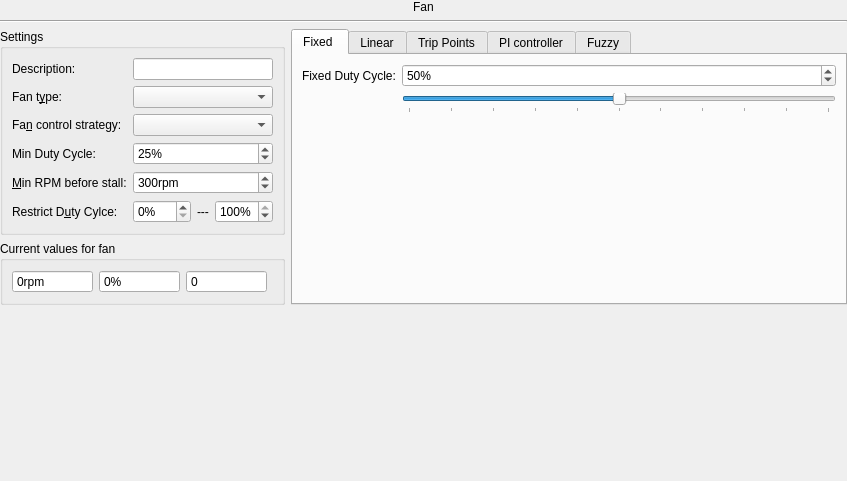
First picture: the form in ui/widget_fan_form.ui, repository anorak-47/usb_led_fan_controller, before the edit.
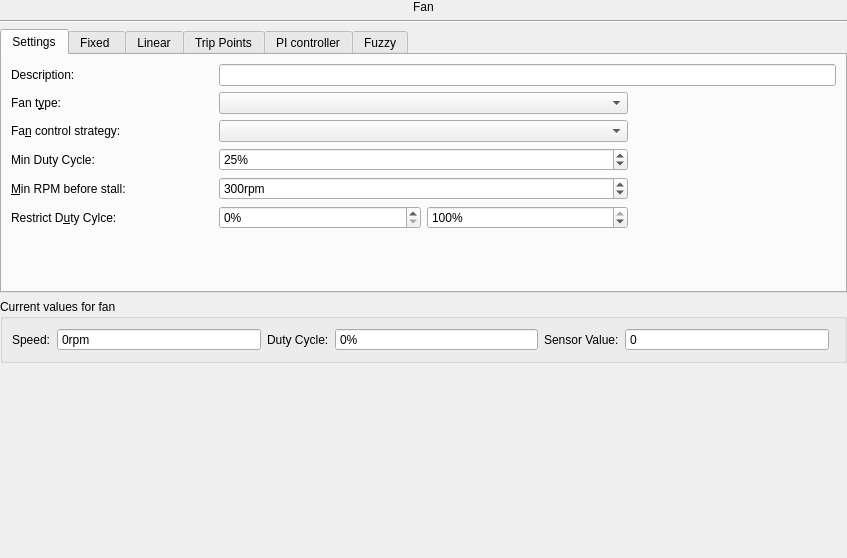
Second picture: the form after the edit. Custom widgets are drawn as their Qt base class.

Diff of the .ui file:
```diff
--- a/ui/widget_fan_form.ui
+++ b/ui/widget_fan_form.ui
@@ -7,202 +7,55 @@
     <x>0</x>
     <y>0</y>
     <width>847</width>
-    <height>481</height>
+    <height>558</height>
    </rect>
   </property>
   <property name="windowTitle">
    <string>Form</string>
   </property>
-  <layout class="QGridLayout" name="gridLayout_9">
-   <property name="leftMargin">
-    <number>0</number>
-   </property>
-   <property name="topMargin">
-    <number>0</number>
-   </property>
-   <property name="rightMargin">
-    <number>0</number>
-   </property>
-   <property name="bottomMargin">
-    <number>0</number>
-   </property>
-   <item row="0" column="0" colspan="2">
-    <widget class="QLabel" name="lTitle">
-     <property name="text">
-      <string>Fan</string>
-     </property>
-     <property name="alignment">
-      <set>Qt::AlignCenter</set>
-     </property>
-    </widget>
-   </item>
-   <item row="3" column="0">
-    <widget class="QGroupBox" name="gbFanValues">
-     <property name="sizePolicy">
-      <sizepolicy hsizetype="Preferred" vsizetype="Preferred">
-       <horstretch>0</horstretch>
-       <verstretch>1</verstretch>
-      </sizepolicy>
-     </property>
-     <property name="title">
-      <string>Current values for fan</string>
-     </property>
-     <layout class="QGridLayout" name="gridLayout_7">
-      <item row="0" column="1">
-       <widget class="QSpinBox" name="spValueDuty">
-        <property name="sizePolicy">
-         <sizepolicy hsizetype="Minimum" vsizetype="Fixed">
-          <horstretch>2</horstretch>
-          <verstretch>0</verstretch>
-         </sizepolicy>
-        </property>
-        <property name="readOnly">
-         <bool>true</bool>
-        </property>
-        <property name="buttonSymbols">
-         <enum>QAbstractSpinBox::NoButtons</enum>
-        </property>
-        <property name="suffix">
-         <string>%</string>
-        </property>
-        <property name="maximum">
-         <number>100</number>
-        </property>
-       </widget>
-      </item>
-      <item row="0" column="0">
-       <widget class="QSpinBox" name="spValueRpm">
-        <property name="sizePolicy">
-         <sizepolicy hsizetype="Minimum" vsizetype="Fixed">
-          <horstretch>2</horstretch>
-          <verstretch>0</verstretch>
-         </sizepolicy>
-        </property>
-        <property name="readOnly">
-         <bool>true</bool>
-        </property>
-        <property name="buttonSymbols">
-         <enum>QAbstractSpinBox::NoButtons</enum>
-        </property>
-        <property name="suffix">
-         <string>rpm</string>
-        </property>
-        <property name="maximum">
-         <number>30000</number>
-        </property>
-       </widget>
-      </item>
-      <item row="0" column="2">
-       <widget class="QSpinBox" name="spValueSensor">
-        <property name="sizePolicy">
-         <sizepolicy hsizetype="Minimum" vsizetype="Fixed">
-          <horstretch>2</horstretch>
-          <verstretch>0</verstretch>
-         </sizepolicy>
-        </property>
-        <property name="readOnly">
-         <bool>true</bool>
-        </property>
-        <property name="buttonSymbols">
-         <enum>QAbstractSpinBox::NoButtons</enum>
-        </property>
-       </widget>
-      </item>
-      <item row="0" column="3">
-       <widget class="FanStalledWidget" name="statusFanStalled">
-        <property name="toolTip">
-         <string>FanStalledWidget</string>
-        </property>
-        <property name="whatsThis">
-         <string>FanStalledWidget.</string>
-        </property>
-        <property name="fanName">
-         <string>Stalled</string>
-        </property>
-        <property name="fanStalled" stdset="0">
-         <bool>false</bool>
-        </property>
-       </widget>
-      </item>
-     </layout>
-    </widget>
-   </item>
-   <item row="2" column="0">
-    <widget class="QGroupBox" name="gbFan">
-     <property name="sizePolicy">
-      <sizepolicy hsizetype="Preferred" vsizetype="Preferred">
-       <horstretch>0</horstretch>
-       <verstretch>6</verstretch>
-      </sizepolicy>
-     </property>
-     <property name="title">
-      <string>Settings</string>
-     </property>
      <layout class="QGridLayout" name="gridLayout_6">
-      <item row="0" column="2" colspan="3">
-       <widget class="QLineEdit" name="leDescription">
-        <property name="maxLength">
-         <number>256</number>
-        </property>
-       </widget>
-      </item>
-      <item row="7" column="1">
+   <property name="leftMargin">
+    <number>0</number>
+   </property>
+   <property name="topMargin">
+    <number>0</number>
+   </property>
+   <property name="rightMargin">
+    <number>0</number>
+   </property>
+   <property name="bottomMargin">
+    <number>0</number>
+   </property>
+   <item row="2" column="0" rowspan="2" colspan="2">
+    <widget class="QTabWidget" name="tabWidget">
+     <property name="sizePolicy">
+      <sizepolicy hsizetype="Expanding" vsizetype="Expanding">
+       <horstretch>10</horstretch>
+       <verstretch>1</verstretch>
+      </sizepolicy>
+     </property>
+     <property name="currentIndex">
+      <number>0</number>
+     </property>
+     <widget class="QWidget" name="tabSettings">
+      <attribute name="title">
+       <string>Settings</string>
+      </attribute>
+      <layout class="QGridLayout" name="gridLayout_9" columnstretch="0,0,0,0" columnminimumwidth="0,0,0,0">
+       <item row="6" column="0" colspan="4">
        <spacer name="verticalSpacer_5">
         <property name="orientation">
          <enum>Qt::Vertical</enum>
         </property>
         <property name="sizeHint" stdset="0">
          <size>
-          <width>20</width>
-          <height>42</height>
+           <width>738</width>
+           <height>66</height>
          </size>
         </property>
        </spacer>
       </item>
-      <item row="6" column="3">
-       <widget class="QLabel" name="label_38">
-        <property name="text">
-         <string>---</string>
-        </property>
-        <property name="buddy">
-         <cstring>spMinRpm</cstring>
-        </property>
-       </widget>
-      </item>
-      <item row="1" column="2" colspan="3">
-       <widget class="QComboBox" name="cbType">
-        <property name="sizePolicy">
-         <sizepolicy hsizetype="Preferred" vsizetype="Fixed">
-          <horstretch>2</horstretch>
-          <verstretch>0</verstretch>
-         </sizepolicy>
-        </property>
-       </widget>
-      </item>
-      <item row="1" column="0">
-       <widget class="QLabel" name="label_2">
-        <property name="text">
-         <string>Fan t&amp;ype:</string>
-        </property>
-        <property name="buddy">
-         <cstring>cbType</cstring>
-        </property>
-       </widget>
-      </item>
-      <item row="2" column="2" colspan="3">
-       <widget class="QComboBox" name="cbMode"/>
-      </item>
-      <item row="0" column="0" colspan="2">
-       <widget class="QLabel" name="label_17">
-        <property name="text">
-         <string>Description:</string>
-        </property>
-        <property name="buddy">
-         <cstring>leDescription</cstring>
-        </property>
-       </widget>
-      </item>
-      <item row="4" column="2" colspan="3">
+       <item row="4" column="1" colspan="2">
        <widget class="QSpinBox" name="spMinRpmStall">
         <property name="sizePolicy">
          <sizepolicy hsizetype="Minimum" vsizetype="Fixed">
@@ -221,7 +74,23 @@
         </property>
        </widget>
       </item>
-      <item row="2" column="0" colspan="2">
+       <item row="3" column="0">
+        <widget class="QLabel" name="label_28">
+         <property name="toolTip">
+          <string>If the calculated duty cycle is below this value, the fan is stopped.</string>
+         </property>
+         <property name="text">
+          <string>Min Duty Cycle:</string>
+         </property>
+         <property name="buddy">
+          <cstring>spMaxRpm</cstring>
+         </property>
+        </widget>
+       </item>
+       <item row="2" column="1" colspan="2">
+        <widget class="QComboBox" name="cbMode"/>
+       </item>
+       <item row="2" column="0">
        <widget class="QLabel" name="label_3">
         <property name="text">
          <string>Fa&amp;n control strategy:</string>
@@ -231,7 +100,30 @@
         </property>
        </widget>
       </item>
-      <item row="4" column="0" colspan="2">
+       <item row="0" column="0">
+        <widget class="QLabel" name="label_17">
+         <property name="text">
+          <string>Description:</string>
+         </property>
+         <property name="buddy">
+          <cstring>leDescription</cstring>
+         </property>
+        </widget>
+       </item>
+       <item row="0" column="1" colspan="3">
+        <widget class="QLineEdit" name="leDescription">
+         <property name="sizePolicy">
+          <sizepolicy hsizetype="Expanding" vsizetype="Fixed">
+           <horstretch>0</horstretch>
+           <verstretch>0</verstretch>
+          </sizepolicy>
+         </property>
+         <property name="maxLength">
+          <number>256</number>
+         </property>
+        </widget>
+       </item>
+       <item row="4" column="0">
        <widget class="QLabel" name="label_4">
         <property name="toolTip">
          <string>A fian with RPM below this value is detected as stalled.</string>
@@ -244,36 +136,7 @@
         </property>
        </widget>
       </item>
-      <item row="6" column="4">
-       <widget class="QSpinBox" name="spMaxRpm">
-        <property name="sizePolicy">
-         <sizepolicy hsizetype="Minimum" vsizetype="Fixed">
-          <horstretch>0</horstretch>
-          <verstretch>0</verstretch>
-         </sizepolicy>
-        </property>
-        <property name="suffix">
-         <string>%</string>
-        </property>
-        <property name="maximum">
-         <number>100</number>
-        </property>
-        <property name="value">
-         <number>100</number>
-        </property>
-       </widget>
-      </item>
-      <item row="6" column="0" colspan="2">
-       <widget class="QLabel" name="label_27">
-        <property name="text">
-         <string>Restrict D&amp;uty Cylce:</string>
-        </property>
-        <property name="buddy">
-         <cstring>spMinRpm</cstring>
-        </property>
-       </widget>
-      </item>
-      <item row="6" column="2">
+       <item row="5" column="1">
        <widget class="QSpinBox" name="spMinRpm">
         <property name="sizePolicy">
          <sizepolicy hsizetype="Minimum" vsizetype="Fixed">
@@ -292,20 +155,7 @@
         </property>
        </widget>
       </item>
-      <item row="3" column="0">
-       <widget class="QLabel" name="label_28">
-        <property name="toolTip">
-         <string>If the calculated duty cycle is below this value, the fan is stopped.</string>
-        </property>
-        <property name="text">
-         <string>Min Duty Cycle:</string>
-        </property>
-        <property name="buddy">
-         <cstring>spMaxRpm</cstring>
-        </property>
-       </widget>
-      </item>
-      <item row="3" column="2" colspan="3">
+       <item row="3" column="1" colspan="2">
        <widget class="QSpinBox" name="sbMinDutyCycle">
         <property name="suffix">
          <string>%</string>
@@ -318,21 +168,65 @@
         </property>
        </widget>
       </item>
-     </layout>
-    </widget>
-   </item>
-   <item row="2" column="1" rowspan="2">
-    <widget class="QTabWidget" name="tabWidget">
+       <item row="1" column="0">
+        <widget class="QLabel" name="label_2">
+         <property name="text">
+          <string>Fan t&amp;ype:</string>
+         </property>
+         <property name="buddy">
+          <cstring>cbType</cstring>
+         </property>
+        </widget>
+       </item>
+       <item row="5" column="0">
+        <widget class="QLabel" name="label_27">
+         <property name="text">
+          <string>Restrict D&amp;uty Cylce:</string>
+         </property>
+         <property name="buddy">
+          <cstring>spMinRpm</cstring>
+         </property>
+        </widget>
+       </item>
+       <item row="1" column="1" colspan="2">
+        <widget class="QComboBox" name="cbType"/>
+       </item>
+       <item row="5" column="2">
+        <widget class="QSpinBox" name="spMaxRpm">
      <property name="sizePolicy">
-      <sizepolicy hsizetype="Expanding" vsizetype="Expanding">
-       <horstretch>10</horstretch>
-       <verstretch>1</verstretch>
-      </sizepolicy>
-     </property>
-     <property name="currentIndex">
-      <number>0</number>
-     </property>
-     <widget class="QWidget" name="tab">
+          <sizepolicy hsizetype="Minimum" vsizetype="Fixed">
+           <horstretch>0</horstretch>
+           <verstretch>0</verstretch>
+          </sizepolicy>
+         </property>
+         <property name="suffix">
+          <string>%</string>
+         </property>
+         <property name="maximum">
+          <number>100</number>
+         </property>
+         <property name="value">
+          <number>100</number>
+         </property>
+        </widget>
+       </item>
+      </layout>
+      <zorder>cbMode</zorder>
+      <zorder>label_4</zorder>
+      <zorder>label_27</zorder>
+      <zorder>label_17</zorder>
+      <zorder>cbType</zorder>
+      <zorder>label_3</zorder>
+      <zorder>spMinRpmStall</zorder>
+      <zorder>label_28</zorder>
+      <zorder>sbMinDutyCycle</zorder>
+      <zorder>leDescription</zorder>
+      <zorder>label_2</zorder>
+      <zorder>spMinRpm</zorder>
+      <zorder>verticalSpacer_5</zorder>
+      <zorder>spMaxRpm</zorder>
+     </widget>
+     <widget class="QWidget" name="tabFixed">
       <attribute name="title">
        <string>Fixed </string>
       </attribute>
@@ -353,7 +247,7 @@
        <item row="0" column="0">
         <widget class="QLabel" name="label_6">
          <property name="text">
-          <string>Fixed Duty Cycle:</string>
+          <string>Fi&amp;xed Duty Cycle:</string>
          </property>
          <property name="buddy">
           <cstring>spFixedDuty</cstring>
@@ -409,7 +303,7 @@
        </item>
       </layout>
      </widget>
-     <widget class="QWidget" name="tab_4">
+     <widget class="QWidget" name="tabLinear">
       <attribute name="title">
        <string>Linear</string>
       </attribute>
@@ -524,7 +418,7 @@
        </item>
       </layout>
      </widget>
-     <widget class="QWidget" name="tab_3">
+     <widget class="QWidget" name="tabTripPoints">
       <attribute name="title">
        <string>Trip Points</string>
       </attribute>
@@ -540,11 +434,29 @@
          <property name="title">
           <string>Tip Point Configuraton</string>
          </property>
+         <property name="flat">
+          <bool>true</bool>
+         </property>
          <layout class="QGridLayout" name="gridLayout_8">
+          <property name="leftMargin">
+           <number>0</number>
+          </property>
+          <property name="topMargin">
+           <number>0</number>
+          </property>
+          <property name="rightMargin">
+           <number>0</number>
+          </property>
+          <property name="bottomMargin">
+           <number>0</number>
+          </property>
+          <property name="horizontalSpacing">
+           <number>6</number>
+          </property>
           <item row="0" column="0">
            <widget class="QLabel" name="label_26">
             <property name="text">
-             <string>Point</string>
+             <string/>
             </property>
            </widget>
           </item>
@@ -554,7 +466,7 @@
              <string>from</string>
             </property>
             <property name="alignment">
-             <set>Qt::AlignRight|Qt::AlignTrailing|Qt::AlignVCenter</set>
+             <set>Qt::AlignCenter</set>
             </property>
            </widget>
           </item>
@@ -564,14 +476,17 @@
              <string>to</string>
             </property>
             <property name="alignment">
-             <set>Qt::AlignRight|Qt::AlignTrailing|Qt::AlignVCenter</set>
+             <set>Qt::AlignCenter</set>
             </property>
            </widget>
           </item>
           <item row="0" column="5">
            <widget class="QLabel" name="label_37">
             <property name="text">
-             <string>Duty cycle</string>
+             <string>Duty Cycle</string>
+            </property>
+            <property name="alignment">
+             <set>Qt::AlignCenter</set>
             </property>
            </widget>
           </item>
@@ -903,7 +818,7 @@
          </layout>
         </widget>
        </item>
-       <item row="0" column="0">
+       <item row="2" column="0">
         <layout class="QHBoxLayout" name="horizontalLayout">
          <item>
           <widget class="QLabel" name="label">
@@ -927,7 +842,7 @@
          </item>
         </layout>
        </item>
-       <item row="0" column="1" rowspan="2">
+       <item row="0" column="1" rowspan="3">
         <widget class="QWidget" name="wTripPointChart" native="true">
          <property name="sizePolicy">
           <sizepolicy hsizetype="Preferred" vsizetype="Preferred">
@@ -939,7 +854,7 @@
        </item>
       </layout>
      </widget>
-     <widget class="QWidget" name="tab_2">
+     <widget class="QWidget" name="tabPI">
       <attribute name="title">
        <string>PI controller</string>
       </attribute>
@@ -1090,21 +1005,136 @@
        </item>
       </layout>
      </widget>
-     <widget class="QWidget" name="tab_5">
+     <widget class="QWidget" name="tabFuzzy">
       <attribute name="title">
        <string>Fuzzy</string>
       </attribute>
      </widget>
     </widget>
    </item>
-   <item row="1" column="0" colspan="2">
-    <widget class="Line" name="line">
-     <property name="orientation">
-      <enum>Qt::Horizontal</enum>
+   <item row="0" column="0" colspan="2">
+    <widget class="QLabel" name="lTitle">
+     <property name="text">
+      <string>Fan</string>
+     </property>
+     <property name="alignment">
+      <set>Qt::AlignCenter</set>
      </property>
     </widget>
    </item>
    <item row="4" column="0" colspan="2">
+    <widget class="QGroupBox" name="gbFanValues">
+     <property name="sizePolicy">
+      <sizepolicy hsizetype="Preferred" vsizetype="Preferred">
+       <horstretch>0</horstretch>
+       <verstretch>1</verstretch>
+      </sizepolicy>
+     </property>
+     <property name="title">
+      <string>Current values for fan</string>
+     </property>
+     <layout class="QGridLayout" name="gridLayout_7">
+      <item row="0" column="0">
+       <widget class="QLabel" name="label_18">
+        <property name="text">
+         <string>Speed:</string>
+        </property>
+       </widget>
+      </item>
+      <item row="0" column="3">
+       <widget class="QSpinBox" name="spValueDuty">
+        <property name="sizePolicy">
+         <sizepolicy hsizetype="Minimum" vsizetype="Fixed">
+          <horstretch>2</horstretch>
+          <verstretch>0</verstretch>
+         </sizepolicy>
+        </property>
+        <property name="readOnly">
+         <bool>true</bool>
+        </property>
+        <property name="buttonSymbols">
+         <enum>QAbstractSpinBox::NoButtons</enum>
+        </property>
+        <property name="suffix">
+         <string>%</string>
+        </property>
+        <property name="maximum">
+         <number>100</number>
+        </property>
+       </widget>
+      </item>
+      <item row="0" column="2">
+       <widget class="QLabel" name="label_39">
+        <property name="text">
+         <string>Duty Cycle:</string>
+        </property>
+       </widget>
+      </item>
+      <item row="0" column="1">
+       <widget class="QSpinBox" name="spValueRpm">
+        <property name="sizePolicy">
+         <sizepolicy hsizetype="Minimum" vsizetype="Fixed">
+          <horstretch>2</horstretch>
+          <verstretch>0</verstretch>
+         </sizepolicy>
+        </property>
+        <property name="readOnly">
+         <bool>true</bool>
+        </property>
+        <property name="buttonSymbols">
+         <enum>QAbstractSpinBox::NoButtons</enum>
+        </property>
+        <property name="suffix">
+         <string>rpm</string>
+        </property>
+        <property name="maximum">
+         <number>30000</number>
+        </property>
+       </widget>
+      </item>
+      <item row="0" column="6">
+       <widget class="FanStalledWidget" name="statusFanStalled">
+        <property name="toolTip">
+         <string>FanStalledWidget</string>
+        </property>
+        <property name="whatsThis">
+         <string>FanStalledWidget.</string>
+        </property>
+        <property name="fanName">
+         <string>Stalled</string>
+        </property>
+        <property name="fanStalled" stdset="0">
+         <bool>false</bool>
+        </property>
+       </widget>
+      </item>
+      <item row="0" column="5">
+       <widget class="QSpinBox" name="spValueSensor">
+        <property name="sizePolicy">
+         <sizepolicy hsizetype="Minimum" vsizetype="Fixed">
+          <horstretch>2</horstretch>
+          <verstretch>0</verstretch>
+         </sizepolicy>
+        </property>
+        <property name="readOnly">
+         <bool>true</bool>
+        </property>
+        <property name="buttonSymbols">
+         <enum>QAbstractSpinBox::NoButtons</enum>
+        </property>
+       </widget>
+      </item>
+      <item row="0" column="4">
+       <widget class="QLabel" name="label_40">
+        <property name="text">
+         <string>Sensor Value:</string>
+        </property>
+       </widget>
+      </item>
+     </layout>
+    </widget>
+   </item>
+   <item row="5" column="0" colspan="2">
     <widget class="QWidget" name="wChart" native="true">
      <property name="sizePolicy">
       <sizepolicy hsizetype="Preferred" vsizetype="Preferred">
@@ -1114,6 +1144,13 @@
      </property>
     </widget>
    </item>
+   <item row="1" column="0" colspan="2">
+    <widget class="Line" name="line">
+     <property name="orientation">
+      <enum>Qt::Horizontal</enum>
+     </property>
+    </widget>
+   </item>
   </layout>
  </widget>
  <customwidgets>
```
Lines whose indentation alone changed are shown as unchanged.
